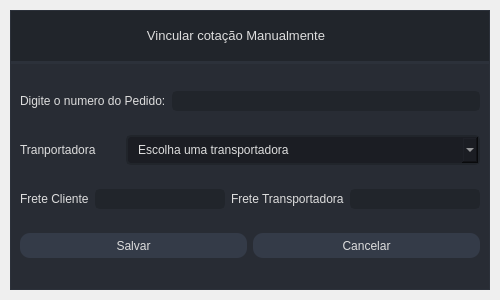
The window that pages/popup/vincular cotacao Manual/vincularCotacaoManual.ui (GabrielMouraProgramador/sistemaCota-o) describes before a commit, drawn with Qt 5.
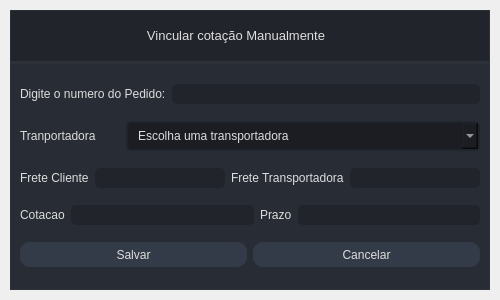
The same window after the commit. Icons and pictures are not drawn.

Diff of the .ui file:
```diff
--- a/pages/popup/vincular cotacao Manual/vincularCotacaoManual.ui
+++ b/pages/popup/vincular cotacao Manual/vincularCotacaoManual.ui
@@ -925,6 +925,30 @@
                   </item>
                  </layout>
                 </item>
+                <item>
+                 <layout class="QHBoxLayout" name="horizontalLayout_8">
+                  <item>
+                   <widget class="QLabel" name="label_6">
+                    <property name="text">
+                     <string>Cotacao</string>
+                    </property>
+                   </widget>
+                  </item>
+                  <item>
+                   <widget class="QLineEdit" name="lineEdit_2"/>
+                  </item>
+                  <item>
+                   <widget class="QLabel" name="label_5">
+                    <property name="text">
+                     <string>Prazo</string>
+                    </property>
+                   </widget>
+                  </item>
+                  <item>
+                   <widget class="QLineEdit" name="lineEdit_5"/>
+                  </item>
+                 </layout>
+                </item>
                 <item>
                  <layout class="QHBoxLayout" name="horizontalLayout_4">
                   <item>
```
